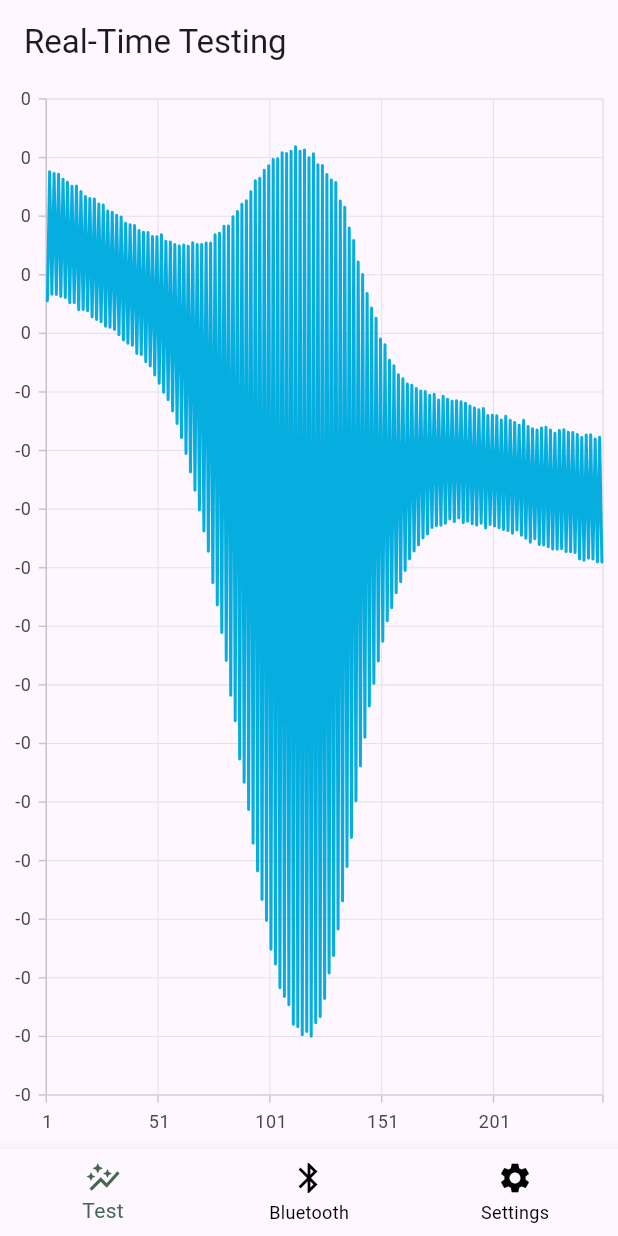
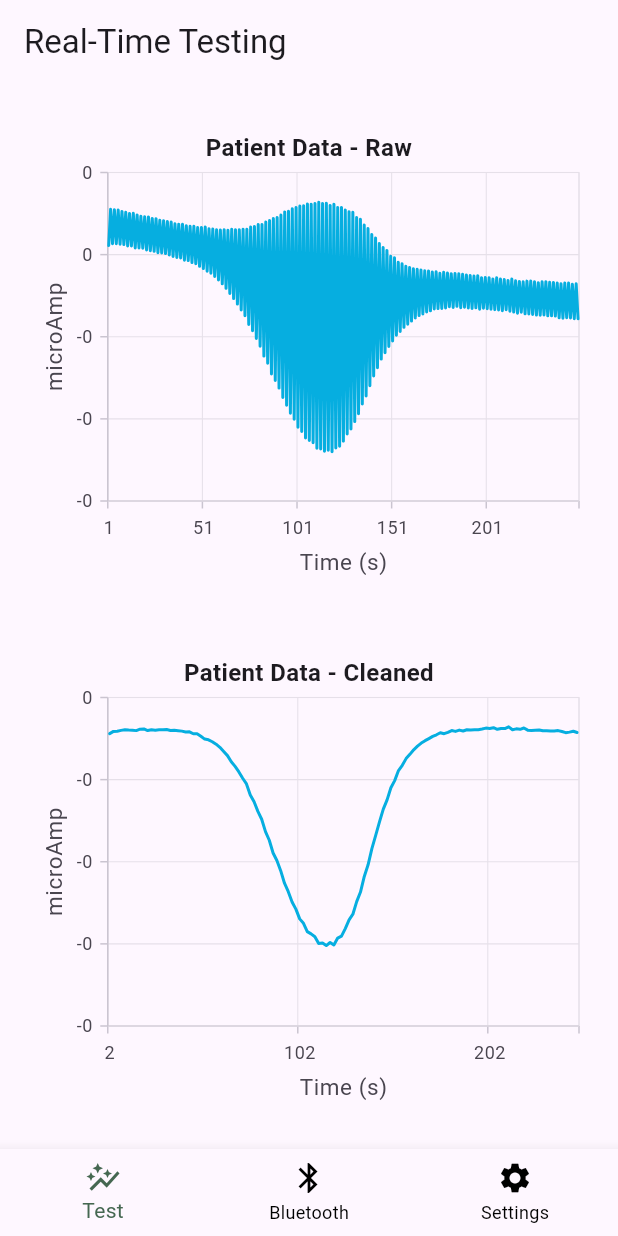
Before and after one commit to VimalanKM/Real-Time-Sensing-App---Bluetooth---Flutter, a Flutter app: the screen it shows after launch, on a phone screen of 412 x 824 dp. Run offline on Flutter 3.47's test engine with Material 3 defaults, Android fonts, the phone set to English and light mode, and no system bars; our stand-ins replace flutter_blue, flutter_local_notifications, flutter_map, geolocator, latlong2 and 2 more; missing offline and left inert: dart:ffi, flutter_background_service, flutter_dialogs; generated files the repository leaves out were written again.

Commit message:
added the modified graph

```diff
--- a/lib/screens/home_screen.dart
+++ b/lib/screens/home_screen.dart
@@ -8,13 +8,16 @@ class HomeScreen extends StatefulWidget {
 }
 
 class _HomeScreenState extends State<HomeScreen> {
-  List<PatientData> _chartData = [];
+  List<PatientData> _chartData1 = [];
+  List<PatientData> _chartData2 = [];
   List<String> _logData = [];
 
   @override
   void initState() {
     super.initState();
     _loadLogData();
+    _chartData1 = getChartData1();
+    _chartData2 = getChartData2(_chartData1);
   }
 
   // Load saved log data from SharedPreferences
@@ -25,23 +28,9 @@ class _HomeScreenState extends State<HomeScreen> {
     });
   }
 
-
-  @override
-  Widget build(BuildContext context) {
-    return Scaffold(
-      appBar: AppBar(
-        title: Text('Real-Time Testing'),
-      ),
-      body: Center(
-        child: Container(
-          child: SfCartesianChart(
-            // Initialize category axis
-            primaryXAxis: CategoryAxis(),
-
-            series: <LineSeries<PatientData, String>>[
-              LineSeries<PatientData, String>(
-                // Bind data source
-                dataSource:  <PatientData>[
+  //function to return chart data
+  List<PatientData> getChartData1(){
+    return <PatientData> [
                   PatientData('1', 0.0000555273),
                   PatientData('2', 0.0002756368),
                   PatientData('3', 0.0000666020),
@@ -291,13 +280,88 @@ class _HomeScreenState extends State<HomeScreen> {
                   PatientData('247', -0.0003900754),
                   PatientData('248', -0.0001771951),
                   PatientData('249', -0.0003903831),
-                ],
-                xValueMapper: (PatientData sales, _) => sales.day,
-                yValueMapper: (PatientData sales, _) => sales.level
+    ];
+  }
+
+  //Function to return second chart data by subtracting current value by previous value
+  List<PatientData> getChartData2(List<PatientData> data){
+    List<PatientData> diffData = [];
+    for(int i = 1; i < data.length; i = i+2){
+      double difference = data[i-1].level - data[i].level ;
+      diffData.add(PatientData(data[i].day, difference));
+    }
+    return diffData;
+  }
+
+  @override
+  Widget build(BuildContext context){
+    return Scaffold(
+      appBar: AppBar(
+        title: Text('Real-Time Testing'),
+      ),
+      body: Center(
+        child: SingleChildScrollView(
+          child: Column(
+            children: [
+              //Chart 1
+              Container(
+                padding: EdgeInsets.all(16),
+                height: 350,
+                child: SfCartesianChart(
+                  title: const ChartTitle(
+                    text: 'Patient Data - Raw',
+                    textStyle: TextStyle(fontSize: 16, fontWeight: FontWeight.bold)
+                  ),
+                  primaryXAxis: const CategoryAxis(
+                    title: AxisTitle(
+                      text: 'Time (s)',
+                    ),
+                  ),
+                  primaryYAxis: const NumericAxis(
+                    title: AxisTitle(
+                      text: 'microAmp',
+                    ),
+                  ),
+                  series: <LineSeries <PatientData, String>> [
+                    LineSeries<PatientData, String>(
+                      dataSource: _chartData1,
+                      xValueMapper: (PatientData data, _) => data.day,
+                      yValueMapper: (PatientData data, _) => data.level,
+                    )
+                  ]
+                ),
+              ),
+              //Chart 2
+              Container(
+                padding: EdgeInsets.all(16),
+                height: 350,
+                child: SfCartesianChart(
+                  title: const ChartTitle(
+                    text: 'Patient Data - Cleaned',
+                    textStyle: TextStyle(fontSize: 16, fontWeight: FontWeight.bold)
+                  ),
+                  primaryXAxis: const CategoryAxis(
+                    title: AxisTitle(
+                      text: 'Time (s)',
+                    ),
+                  ),
+                  primaryYAxis: const NumericAxis(
+                    title: AxisTitle(
+                      text: 'microAmp',
+                    ),
+                  ),
+                  series: <LineSeries<PatientData, String>>[
+                    LineSeries<PatientData, String>(
+                      dataSource: _chartData2,
+                      xValueMapper: (PatientData data, _) => data.day,
+                      yValueMapper: (PatientData data, _) => data.level,
+                    ),
+                  ],
+                )
               )
-            ]
-          )
-        )
+            ],
+          ),
+        ),
       )
     );
   }
@@ -308,3 +372,34 @@ class PatientData {
   final String day;
   final double level;
 }
+
+/*
+  @override
+  Widget build(BuildContext context) {
+    return Scaffold(
+      appBar: AppBar(
+        title: Text('Real-Time Testing'),
+      ),
+      body: Center(
+        child: Container(
+          padding: EdgeInsets.all(16),
+          height: 400,
+          child: SfCartesianChart(
+            // Initialize category axis
+            primaryXAxis: CategoryAxis(),
+
+            series: <LineSeries<PatientData, String>>[
+              LineSeries<PatientData, String>(
+                // Bind data source
+                dataSource:  _chartData1,
+                xValueMapper: (PatientData data, _) => data.day,
+                yValueMapper: (PatientData data, _) => data.level
+              )
+            ]
+          )
+        )
+      )
+    );
+  }
+}
+*/
```
